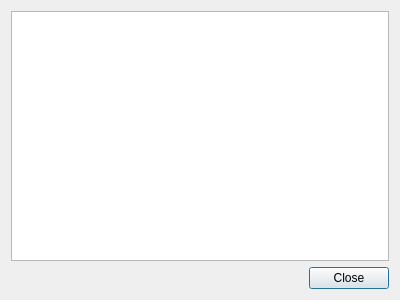
Qt form src/verifydialog.ui (hmatuschek/qdmr) before a commit.
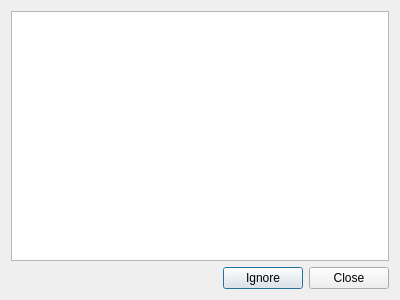
The same form after that commit.

The edit to the form file:
```diff
--- a/src/verifydialog.ui
+++ b/src/verifydialog.ui
@@ -23,7 +23,7 @@
       <enum>Qt::Horizontal</enum>
      </property>
      <property name="standardButtons">
-      <set>QDialogButtonBox::Close</set>
+      <set>QDialogButtonBox::Close|QDialogButtonBox::Ignore</set>
      </property>
     </widget>
    </item>
```
